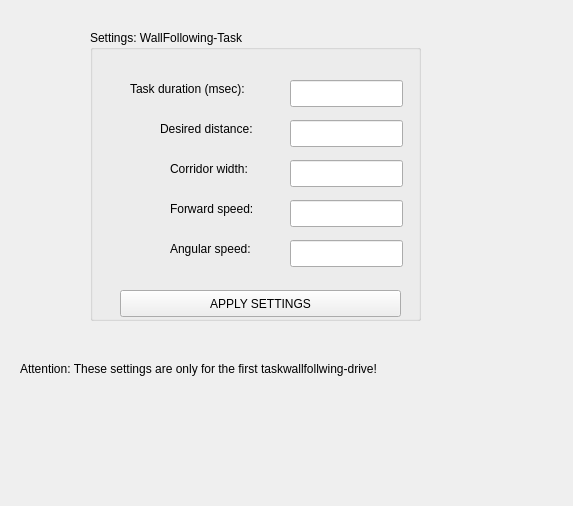
Qt form Hanse/TaskWallFollowing/taskwallfollowingform.ui (iti-luebeck/HANSE2011) before a commit.
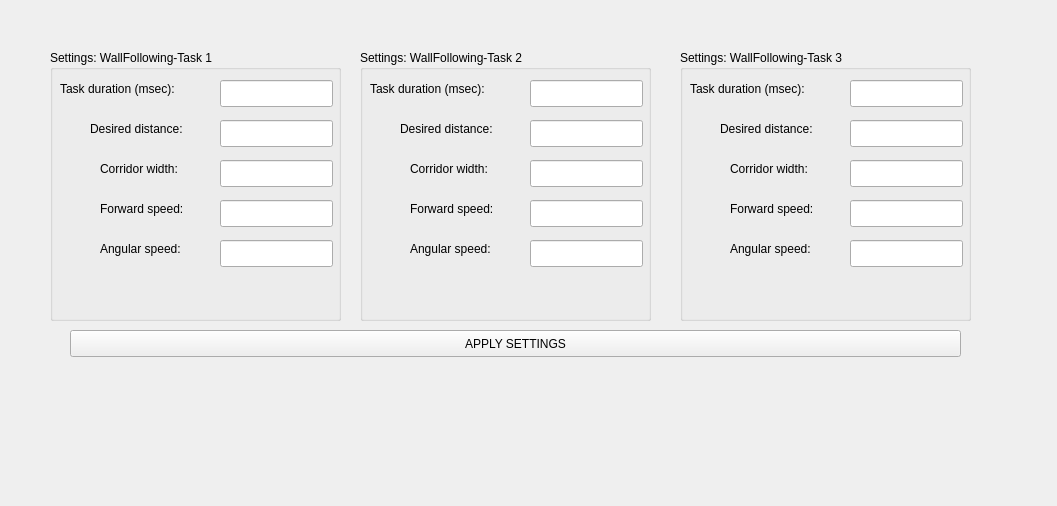
The same form after that commit.

Diff of the .ui file:
```diff
--- a/Hanse/TaskWallFollowing/taskwallfollowingform.ui
+++ b/Hanse/TaskWallFollowing/taskwallfollowingform.ui
@@ -6,7 +6,7 @@
    <rect>
     <x>0</x>
     <y>0</y>
-    <width>573</width>
+    <width>1057</width>
     <height>506</height>
    </rect>
   </property>
@@ -16,33 +16,20 @@
   <widget class="QGroupBox" name="groupBox">
    <property name="geometry">
     <rect>
-     <x>90</x>
-     <y>30</y>
-     <width>331</width>
-     <height>291</height>
+     <x>50</x>
+     <y>50</y>
+     <width>291</width>
+     <height>271</height>
     </rect>
    </property>
    <property name="title">
-    <string>Settings: WallFollowing-Task</string>
+    <string>Settings: WallFollowing-Task 1</string>
    </property>
-   <widget class="QPushButton" name="applyButton">
+   <widget class="QLineEdit" name="forwardInput1">
     <property name="geometry">
      <rect>
-      <x>30</x>
-      <y>260</y>
-      <width>281</width>
-      <height>27</height>
-     </rect>
-    </property>
-    <property name="text">
-     <string>APPLY SETTINGS</string>
-    </property>
-   </widget>
-   <widget class="QLineEdit" name="forwardInput">
-    <property name="geometry">
-     <rect>
-      <x>200</x>
-      <y>170</y>
+      <x>170</x>
+      <y>150</y>
       <width>113</width>
       <height>27</height>
      </rect>
@@ -51,8 +38,8 @@
    <widget class="QLineEdit" name="angularInput">
     <property name="geometry">
      <rect>
-      <x>200</x>
-      <y>210</y>
+      <x>170</x>
+      <y>190</y>
       <width>113</width>
       <height>27</height>
      </rect>
@@ -61,8 +48,8 @@
    <widget class="QLineEdit" name="corridorInput">
     <property name="geometry">
      <rect>
-      <x>200</x>
-      <y>130</y>
+      <x>170</x>
+      <y>110</y>
       <width>113</width>
       <height>27</height>
      </rect>
@@ -71,8 +58,8 @@
    <widget class="QLineEdit" name="desiredDistanceInput">
     <property name="geometry">
      <rect>
-      <x>200</x>
-      <y>90</y>
+      <x>170</x>
+      <y>70</y>
       <width>113</width>
       <height>27</height>
      </rect>
@@ -81,8 +68,8 @@
    <widget class="QLineEdit" name="durationInput">
     <property name="geometry">
      <rect>
-      <x>200</x>
-      <y>50</y>
+      <x>170</x>
+      <y>30</y>
       <width>113</width>
       <height>27</height>
      </rect>
@@ -91,8 +78,8 @@
    <widget class="QLabel" name="label">
     <property name="geometry">
      <rect>
-      <x>40</x>
-      <y>50</y>
+      <x>10</x>
+      <y>30</y>
       <width>151</width>
       <height>17</height>
      </rect>
@@ -104,8 +91,8 @@
    <widget class="QLabel" name="label_2">
     <property name="geometry">
      <rect>
-      <x>70</x>
-      <y>90</y>
+      <x>40</x>
+      <y>70</y>
       <width>121</width>
       <height>17</height>
      </rect>
@@ -117,8 +104,8 @@
    <widget class="QLabel" name="label_1">
     <property name="geometry">
      <rect>
-      <x>80</x>
-      <y>130</y>
+      <x>50</x>
+      <y>110</y>
       <width>121</width>
       <height>17</height>
      </rect>
@@ -130,8 +117,8 @@
    <widget class="QLabel" name="label_4">
     <property name="geometry">
      <rect>
-      <x>80</x>
-      <y>170</y>
+      <x>50</x>
+      <y>150</y>
       <width>111</width>
       <height>17</height>
      </rect>
@@ -143,8 +130,8 @@
    <widget class="QLabel" name="label_5">
     <property name="geometry">
      <rect>
-      <x>80</x>
-      <y>210</y>
+      <x>50</x>
+      <y>190</y>
       <width>101</width>
       <height>17</height>
      </rect>
@@ -154,17 +141,273 @@
     </property>
    </widget>
   </widget>
-  <widget class="QLabel" name="label_3">
+  <widget class="QGroupBox" name="groupBox_2">
    <property name="geometry">
     <rect>
-     <x>20</x>
-     <y>360</y>
-     <width>471</width>
-     <height>17</height>
+     <x>360</x>
+     <y>50</y>
+     <width>291</width>
+     <height>271</height>
+    </rect>
+   </property>
+   <property name="title">
+    <string>Settings: WallFollowing-Task 2</string>
+   </property>
+   <widget class="QLineEdit" name="forwardInput2">
+    <property name="geometry">
+     <rect>
+      <x>170</x>
+      <y>150</y>
+      <width>113</width>
+      <height>27</height>
+     </rect>
+    </property>
+   </widget>
+   <widget class="QLineEdit" name="angularInput2">
+    <property name="geometry">
+     <rect>
+      <x>170</x>
+      <y>190</y>
+      <width>113</width>
+      <height>27</height>
+     </rect>
+    </property>
+   </widget>
+   <widget class="QLineEdit" name="corridorInput2">
+    <property name="geometry">
+     <rect>
+      <x>170</x>
+      <y>110</y>
+      <width>113</width>
+      <height>27</height>
+     </rect>
+    </property>
+   </widget>
+   <widget class="QLineEdit" name="desiredDistanceInput2">
+    <property name="geometry">
+     <rect>
+      <x>170</x>
+      <y>70</y>
+      <width>113</width>
+      <height>27</height>
+     </rect>
+    </property>
+   </widget>
+   <widget class="QLineEdit" name="durationInput2">
+    <property name="geometry">
+     <rect>
+      <x>170</x>
+      <y>30</y>
+      <width>113</width>
+      <height>27</height>
+     </rect>
+    </property>
+   </widget>
+   <widget class="QLabel" name="label_3">
+    <property name="geometry">
+     <rect>
+      <x>10</x>
+      <y>30</y>
+      <width>151</width>
+      <height>17</height>
+     </rect>
+    </property>
+    <property name="text">
+     <string>Task duration (msec):</string>
+    </property>
+   </widget>
+   <widget class="QLabel" name="label_6">
+    <property name="geometry">
+     <rect>
+      <x>40</x>
+      <y>70</y>
+      <width>121</width>
+      <height>17</height>
+     </rect>
+    </property>
+    <property name="text">
+     <string>Desired distance:</string>
+    </property>
+   </widget>
+   <widget class="QLabel" name="label_7">
+    <property name="geometry">
+     <rect>
+      <x>50</x>
+      <y>110</y>
+      <width>121</width>
+      <height>17</height>
+     </rect>
+    </property>
+    <property name="text">
+     <string>Corridor width: </string>
+    </property>
+   </widget>
+   <widget class="QLabel" name="label_8">
+    <property name="geometry">
+     <rect>
+      <x>50</x>
+      <y>150</y>
+      <width>111</width>
+      <height>17</height>
+     </rect>
+    </property>
+    <property name="text">
+     <string>Forward speed: </string>
+    </property>
+   </widget>
+   <widget class="QLabel" name="label_9">
+    <property name="geometry">
+     <rect>
+      <x>50</x>
+      <y>190</y>
+      <width>101</width>
+      <height>17</height>
+     </rect>
+    </property>
+    <property name="text">
+     <string>Angular speed:</string>
+    </property>
+   </widget>
+  </widget>
+  <widget class="QGroupBox" name="groupBox_3">
+   <property name="geometry">
+    <rect>
+     <x>680</x>
+     <y>50</y>
+     <width>291</width>
+     <height>271</height>
+    </rect>
+   </property>
+   <property name="title">
+    <string>Settings: WallFollowing-Task 3</string>
+   </property>
+   <widget class="QLineEdit" name="forwardInput3">
+    <property name="geometry">
+     <rect>
+      <x>170</x>
+      <y>150</y>
+      <width>113</width>
+      <height>27</height>
+     </rect>
+    </property>
+   </widget>
+   <widget class="QLineEdit" name="angularInput3">
+    <property name="geometry">
+     <rect>
+      <x>170</x>
+      <y>190</y>
+      <width>113</width>
+      <height>27</height>
+     </rect>
+    </property>
+   </widget>
+   <widget class="QLineEdit" name="corridorInput3">
+    <property name="geometry">
+     <rect>
+      <x>170</x>
+      <y>110</y>
+      <width>113</width>
+      <height>27</height>
+     </rect>
+    </property>
+   </widget>
+   <widget class="QLineEdit" name="desiredDistanceInput3">
+    <property name="geometry">
+     <rect>
+      <x>170</x>
+      <y>70</y>
+      <width>113</width>
+      <height>27</height>
+     </rect>
+    </property>
+   </widget>
+   <widget class="QLineEdit" name="durationInput3">
+    <property name="geometry">
+     <rect>
+      <x>170</x>
+      <y>30</y>
+      <width>113</width>
+      <height>27</height>
+     </rect>
+    </property>
+   </widget>
+   <widget class="QLabel" name="label_10">
+    <property name="geometry">
+     <rect>
+      <x>10</x>
+      <y>30</y>
+      <width>151</width>
+      <height>17</height>
+     </rect>
+    </property>
+    <property name="text">
+     <string>Task duration (msec):</string>
+    </property>
+   </widget>
+   <widget class="QLabel" name="label_11">
+    <property name="geometry">
+     <rect>
+      <x>40</x>
+      <y>70</y>
+      <width>121</width>
+      <height>17</height>
+     </rect>
+    </property>
+    <property name="text">
+     <string>Desired distance:</string>
+    </property>
+   </widget>
+   <widget class="QLabel" name="label_12">
+    <property name="geometry">
+     <rect>
+      <x>50</x>
+      <y>110</y>
+      <width>121</width>
+      <height>17</height>
+     </rect>
+    </property>
+    <property name="text">
+     <string>Corridor width: </string>
+    </property>
+   </widget>
+   <widget class="QLabel" name="label_13">
+    <property name="geometry">
+     <rect>
+      <x>50</x>
+      <y>150</y>
+      <width>111</width>
+      <height>17</height>
+     </rect>
+    </property>
+    <property name="text">
+     <string>Forward speed: </string>
+    </property>
+   </widget>
+   <widget class="QLabel" name="label_14">
+    <property name="geometry">
+     <rect>
+      <x>50</x>
+      <y>190</y>
+      <width>101</width>
+      <height>17</height>
+     </rect>
+    </property>
+    <property name="text">
+     <string>Angular speed:</string>
+    </property>
+   </widget>
+  </widget>
+  <widget class="QPushButton" name="applyButton">
+   <property name="geometry">
+    <rect>
+     <x>70</x>
+     <y>330</y>
+     <width>891</width>
+     <height>27</height>
     </rect>
    </property>
    <property name="text">
-    <string>Attention: These settings are only for the first taskwallfollwing-drive!</string>
+    <string>APPLY SETTINGS</string>
    </property>
   </widget>
  </widget>
```
Left out of the diff: 8 changed lines with no effect on the pictures.
